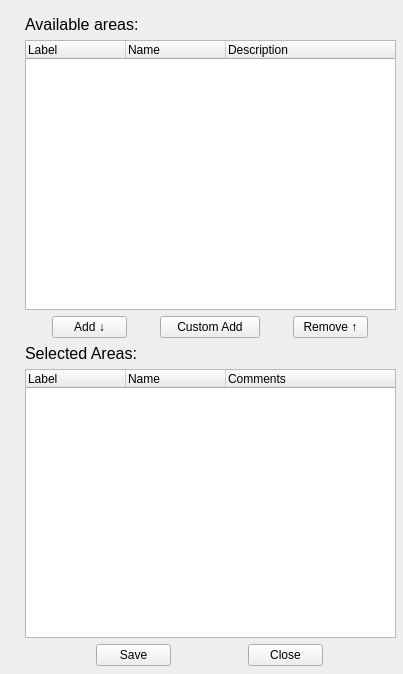
The window that bin/lib/SelectionEdit.ui (adamazoulay/ITkTrackingGUI) describes before a commit, drawn with Qt 5.
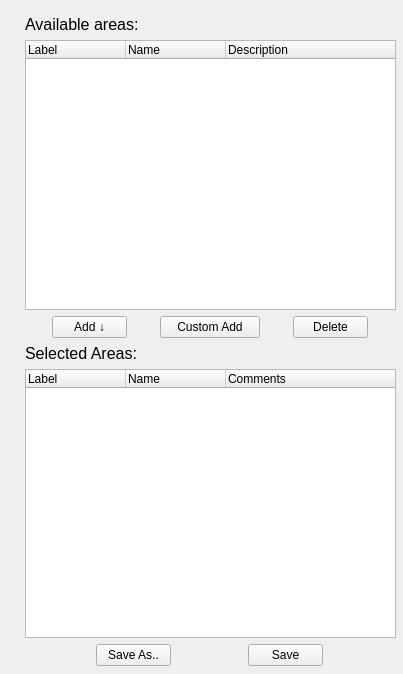
The same window after the commit. Icons and pictures are not drawn.

Commit message: Embedded the edit window into the main window, set sizes

```diff
--- a/bin/lib/SelectionEdit.ui
+++ b/bin/lib/SelectionEdit.ui
@@ -156,7 +156,7 @@
          </size>
         </property>
         <property name="text">
-         <string>Remove ↑</string>
+         <string>Delete</string>
         </property>
        </widget>
       </item>
@@ -167,6 +167,19 @@
       <property name="topMargin">
        <number>0</number>
       </property>
+      <item>
+       <widget class="QPushButton" name="btnSaveAs">
+        <property name="maximumSize">
+         <size>
+          <width>75</width>
+          <height>16777215</height>
+         </size>
+        </property>
+        <property name="text">
+         <string>Save As..</string>
+        </property>
+       </widget>
+      </item>
       <item>
        <widget class="QPushButton" name="btnSave">
         <property name="maximumSize">
@@ -180,19 +193,6 @@
         </property>
        </widget>
       </item>
-      <item>
-       <widget class="QPushButton" name="btnClose">
-        <property name="maximumSize">
-         <size>
-          <width>75</width>
-          <height>16777215</height>
-         </size>
-        </property>
-        <property name="text">
-         <string>Close</string>
-        </property>
-       </widget>
-      </item>
      </layout>
     </item>
     <item row="4" column="0">
```
The commit also changes 4 other files.
